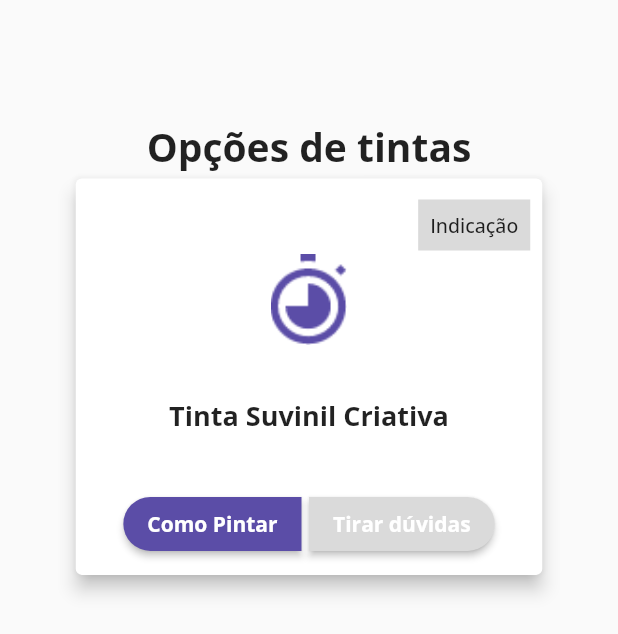
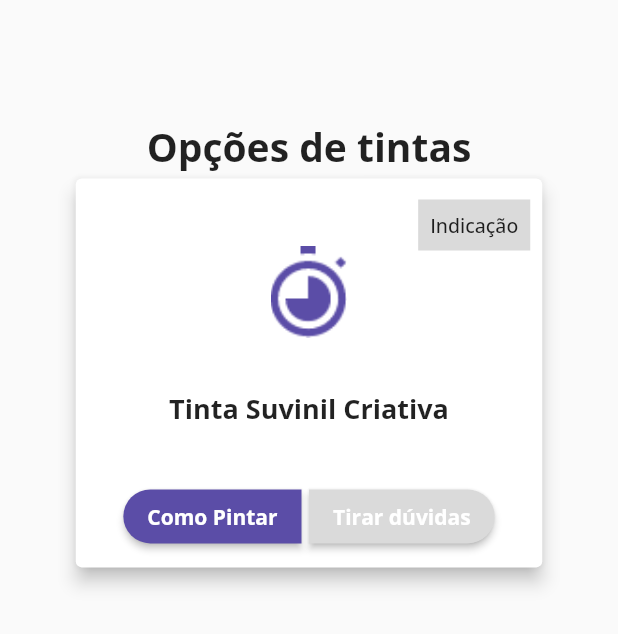
Before and after one commit to GuiGodooi/app_xtintas, a Flutter app: the screen it shows after launch, on a phone screen of 412 x 824 dp. Shown: the top 634 px of the screen. Run offline on Flutter 3.47's test engine with Material 2 defaults, Android fonts, the phone set to English and light mode, and no system bars; our stand-ins replace google_fonts, material_design_icons_flutter; missing offline and left inert: dart:ffi.

Commit message:
home page

```diff
--- a/lib/View/home_page.dart
+++ b/lib/View/home_page.dart
@@ -37,12 +37,51 @@ class _HomePageState extends State<HomePage> {
                   children: [
                     Stack(
                       children: [
-                        Card(
+                        CardPaint(),
+                        Align(
+                          alignment: Alignment.topRight,
+                          child: Padding(
+                            padding: const EdgeInsets.only(top: 18, right: 12),
+                            child: Container(
+                              color: ColorsDS.grey,
+                              child: Padding(
+                                padding: const EdgeInsets.all(8.0),
+                                child: Text(
+                                  'Indicação',
+                                  style: GoogleFonts.openSans(
+                                      fontSize: 13,
+                                      fontWeight: FontWeight.w500),
+                                ),
+                              ),
+                            ),
+                          ),
+                        ),
+                      ],
+                    ),
+                  ],
+                ),
+              ),
+            )
+          ],
+        ),
+      ),
+    );
+  }
+}
+
+class CardPaint extends StatelessWidget {
+  const CardPaint({
+    Key? key,
+  }) : super(key: key);
+
+  @override
+  Widget build(BuildContext context) {
+    return Card(
       elevation: 5,
       child: Column(
         children: [
           Padding(
-                                padding: const EdgeInsets.only(top: 50),
+            padding: const EdgeInsets.only(top: 45),
             child: Image.asset(
               'assets/time.png',
               scale: 0.8,
@@ -55,8 +94,7 @@ class _HomePageState extends State<HomePage> {
             child: Text(
               'Tinta Suvinil Criativa',
               style: GoogleFonts.openSans(
-                                      fontSize: 18,
-                                      fontWeight: FontWeight.bold),
+                  fontSize: 18, fontWeight: FontWeight.bold),
             ),
           ),
           Padding(
@@ -97,34 +135,6 @@ class _HomePageState extends State<HomePage> {
           ),
         ],
       ),
-                        ),
-                        Align(
-                          alignment: Alignment.topRight,
-                          child: Padding(
-                            padding: const EdgeInsets.only(top: 18, right: 12),
-                            child: Container(
-                              color: ColorsDS.grey,
-                              child: Padding(
-                                padding: const EdgeInsets.all(8.0),
-                                child: Text(
-                                  'Indicação',
-                                  style: GoogleFonts.openSans(
-                                      fontSize: 13,
-                                      fontWeight: FontWeight.w500),
-                                ),
-                              ),
-                            ),
-                          ),
-                        ),
-                      ],
-                    ),
-                  ],
-                ),
-              ),
-            )
-          ],
-        ),
-      ),
     );
   }
 }
```
Lines whose indentation alone changed are shown as unchanged.
